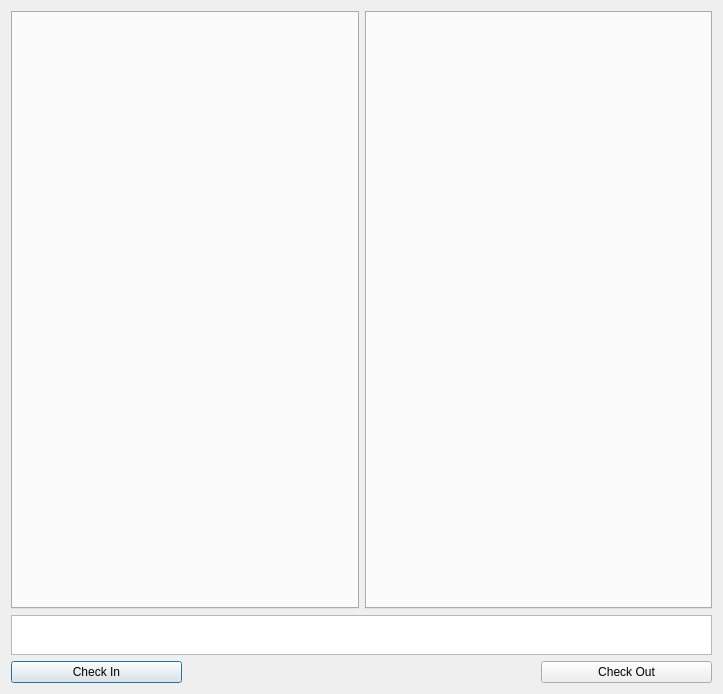
This is resources/dialog.ui in qpskcn1/tk-desktop-timecard as Qt 5 draws it before an edit. The edited form follows.
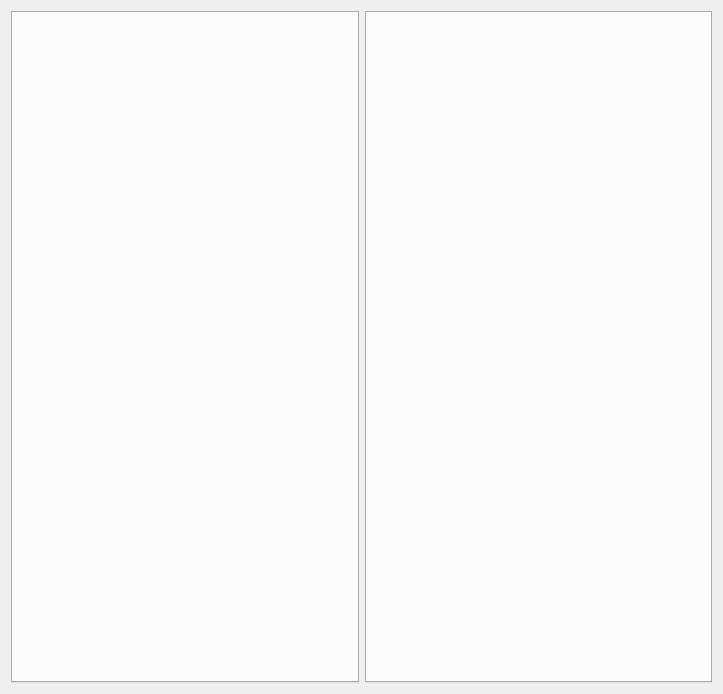
This is the edited form.

What changed in the file:
```diff
--- a/resources/dialog.ui
+++ b/resources/dialog.ui
@@ -14,38 +14,7 @@
    <string>The Current Sgtk Environment</string>
   </property>
   <layout class="QGridLayout" name="gridLayout">
-   <item row="4" column="0">
-    <widget class="QPushButton" name="CIBtn">
-     <property name="text">
-      <string>Check In</string>
-     </property>
-    </widget>
-   </item>
-   <item row="4" column="3">
-    <widget class="QPushButton" name="COBtn">
-     <property name="text">
-      <string>Check Out</string>
-     </property>
-    </widget>
-   </item>
-   <item row="3" column="0" colspan="4">
-    <widget class="QTextBrowser" name="textBrowser">
-     <property name="maximumSize">
-      <size>
-       <width>16777215</width>
-       <height>40</height>
-      </size>
-     </property>
-     <property name="html">
-      <string>&lt;!DOCTYPE HTML PUBLIC &quot;-//W3C//DTD HTML 4.0//EN&quot; &quot;http://www.w3.org/TR/REC-html40/strict.dtd&quot;&gt;
-&lt;html&gt;&lt;head&gt;&lt;meta name=&quot;qrichtext&quot; content=&quot;1&quot; /&gt;&lt;style type=&quot;text/css&quot;&gt;
-p, li { white-space: pre-wrap; }
-&lt;/style&gt;&lt;/head&gt;&lt;body style=&quot; font-family:'MS Shell Dlg 2'; font-size:8.25pt; font-weight:400; font-style:normal;&quot;&gt;
-&lt;p style=&quot;-qt-paragraph-type:empty; margin-top:0px; margin-bottom:0px; margin-left:0px; margin-right:0px; -qt-block-indent:0; text-indent:0px; font-size:8pt;&quot;&gt;&lt;br /&gt;&lt;/p&gt;&lt;/body&gt;&lt;/html&gt;</string>
-     </property>
-    </widget>
-   </item>
-   <item row="0" column="0" colspan="4">
+   <item row="0" column="0" colspan="2">
     <layout class="QHBoxLayout" name="horizontalLayout">
      <item>
       <widget class="QTabWidget" name="taskTabWidget">
```
